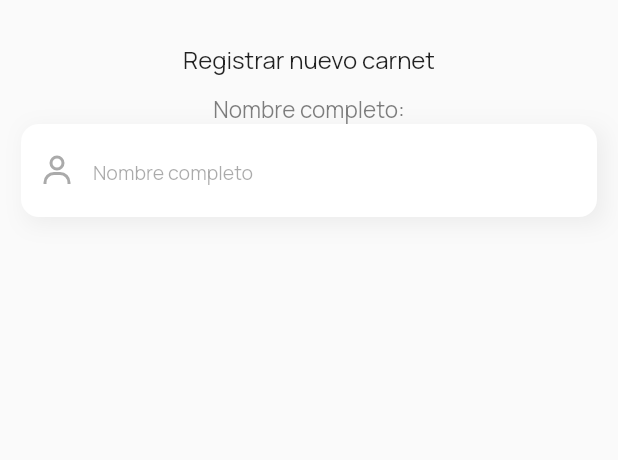
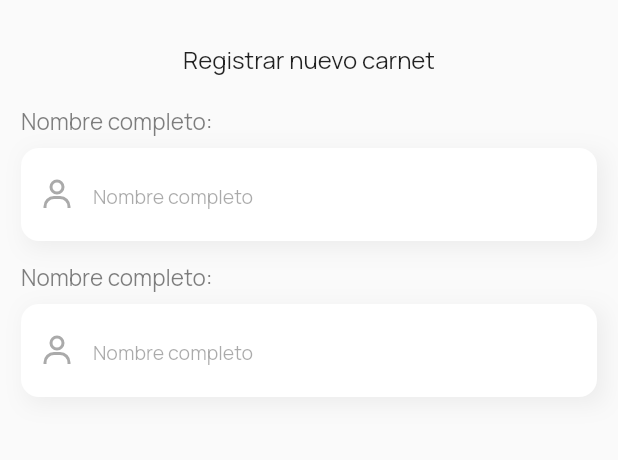
Before and after one commit to cparragatorres/flutter_codigo5_sqflite_qr, a Flutter app: the RegisterPage screen opened directly, on a phone screen of 412 x 824 dp, the part 62-522 px from its top. Run offline on Flutter 3.47's test engine with Material 2 defaults, Android fonts, the phone set to English and light mode, and no system bars; our stand-ins replace flutter_svg, google_fonts; missing offline and left inert: qr_code_scanner.

Commit message:
Register Page 4

```diff
--- a/lib/pages/register_page.dart
+++ b/lib/pages/register_page.dart
@@ -1,5 +1,6 @@
 import 'package:flutter/material.dart';
 import 'package:flutter_codigo5_sqflite_qr/ui/general/colors.dart';
+import 'package:flutter_codigo5_sqflite_qr/ui/widgets/input_textfield_widget.dart';
 import 'package:flutter_svg/flutter_svg.dart';
 
 class RegisterPage extends StatefulWidget {
@@ -38,51 +39,12 @@ class _RegisterPageState extends State<RegisterPage> {
                 ),
               ),
               const SizedBox(
-                height: 12.0,
+                height: 20.0,
               ),
-              Text(
-                "Nombre completo:",
-                style: TextStyle(
-                  color: kFontPrimaryColor.withOpacity(0.6),
-                  fontSize: 15.0,
-                  fontWeight: FontWeight.w400,
-                ),
-              ),
-              Container(
-                decoration: BoxDecoration(
-                  boxShadow: [
-                    BoxShadow(
-                        color: Colors.black.withOpacity(0.06),
-                        offset: const Offset(4, 4),
-                        blurRadius: 12.0),
-                  ],
-                ),
-                child: TextField(
-                  decoration: InputDecoration(
-                    filled: true,
-                    fillColor: Colors.white,
-                    hintText: "Nombre completo",
-                    hintStyle: TextStyle(
-                      fontSize: 13.0,
-                      color: kFontPrimaryColor.withOpacity(0.4),
-                    ),
-                    prefixIcon: SvgPicture.asset(
-                      'assets/icons/bx-user.svg',
-                      height: 12.0,
-                      fit: BoxFit.scaleDown,
-                      color: kFontPrimaryColor.withOpacity(0.4),
-                    ),
-                    enabledBorder: OutlineInputBorder(
-                      borderRadius: BorderRadius.circular(12.0),
-                      borderSide: BorderSide.none,
-                    ),
-                    focusedBorder: OutlineInputBorder(
-                      borderRadius: BorderRadius.circular(12.0),
-                      borderSide: BorderSide.none,
-                    ),
-                  ),
-                ),
-              ),
+
+              InputFieldWidget(),
+              InputFieldWidget(),
+
             ],
           ),
         ),
--- /dev/null
+++ b/lib/ui/widgets/input_textfield_widget.dart
@@ -0,0 +1,70 @@
+
+
+import 'package:flutter/material.dart';
+import 'package:flutter_codigo5_sqflite_qr/ui/general/colors.dart';
+import 'package:flutter_svg/flutter_svg.dart';
+
+class InputFieldWidget extends StatelessWidget {
+  const InputFieldWidget({Key? key}) : super(key: key);
+
+  @override
+  Widget build(BuildContext context) {
+    return Container(
+      margin: EdgeInsets.only(bottom: 14.0),
+      child: Column(
+        children: [
+          Row(
+            children: [
+              Text(
+                "Nombre completo:",
+                style: TextStyle(
+                  color: kFontPrimaryColor.withOpacity(0.6),
+                  fontSize: 15.0,
+                  fontWeight: FontWeight.w400,
+                ),
+              ),
+            ],
+          ),
+          const SizedBox(
+            height: 8.0,
+          ),
+          Container(
+            decoration: BoxDecoration(
+              boxShadow: [
+                BoxShadow(
+                    color: Colors.black.withOpacity(0.06),
+                    offset: const Offset(4, 4),
+                    blurRadius: 12.0),
+              ],
+            ),
+            child: TextField(
+              decoration: InputDecoration(
+                filled: true,
+                fillColor: Colors.white,
+                hintText: "Nombre completo",
+                hintStyle: TextStyle(
+                  fontSize: 13.0,
+                  color: kFontPrimaryColor.withOpacity(0.4),
+                ),
+                prefixIcon: SvgPicture.asset(
+                  'assets/icons/bx-user.svg',
+                  height: 12.0,
+                  fit: BoxFit.scaleDown,
+                  color: kFontPrimaryColor.withOpacity(0.4),
+                ),
+                enabledBorder: OutlineInputBorder(
+                  borderRadius: BorderRadius.circular(12.0),
+                  borderSide: BorderSide.none,
+                ),
+                focusedBorder: OutlineInputBorder(
+                  borderRadius: BorderRadius.circular(12.0),
+                  borderSide: BorderSide.none,
+                ),
+              ),
+            ),
+          ),
+        ],
+      ),
+    );
+  }
+}
```
